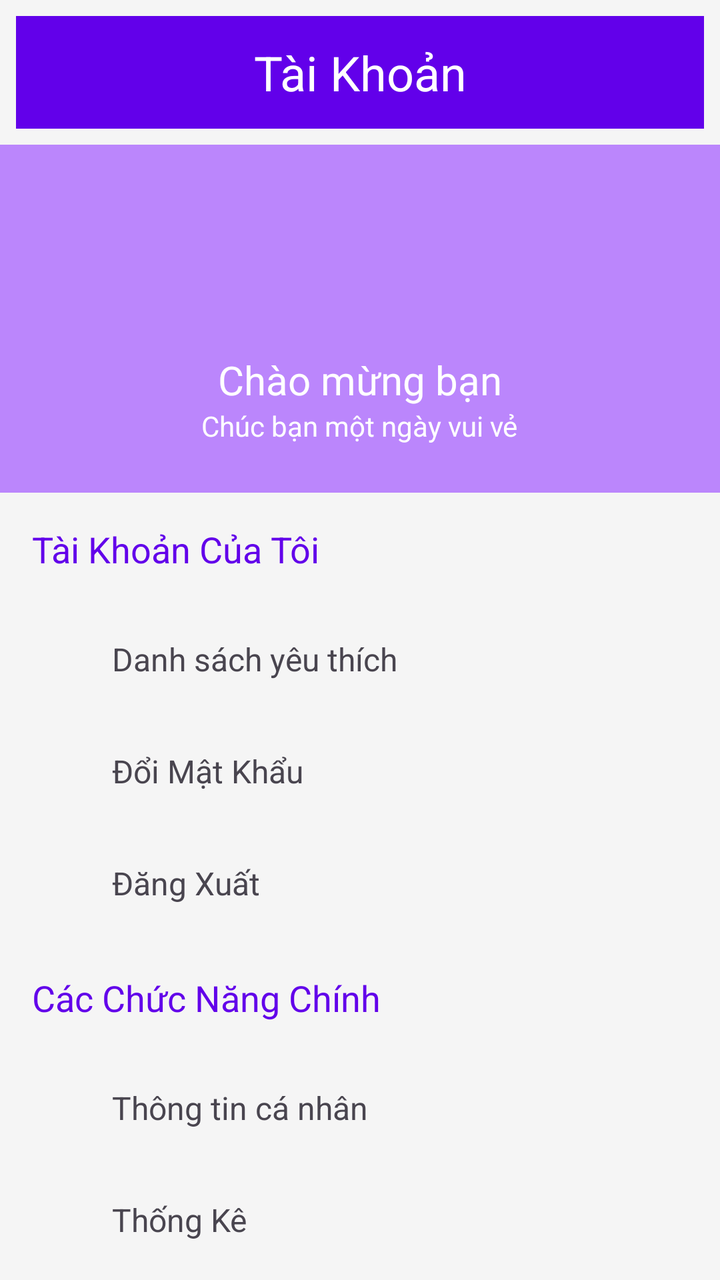
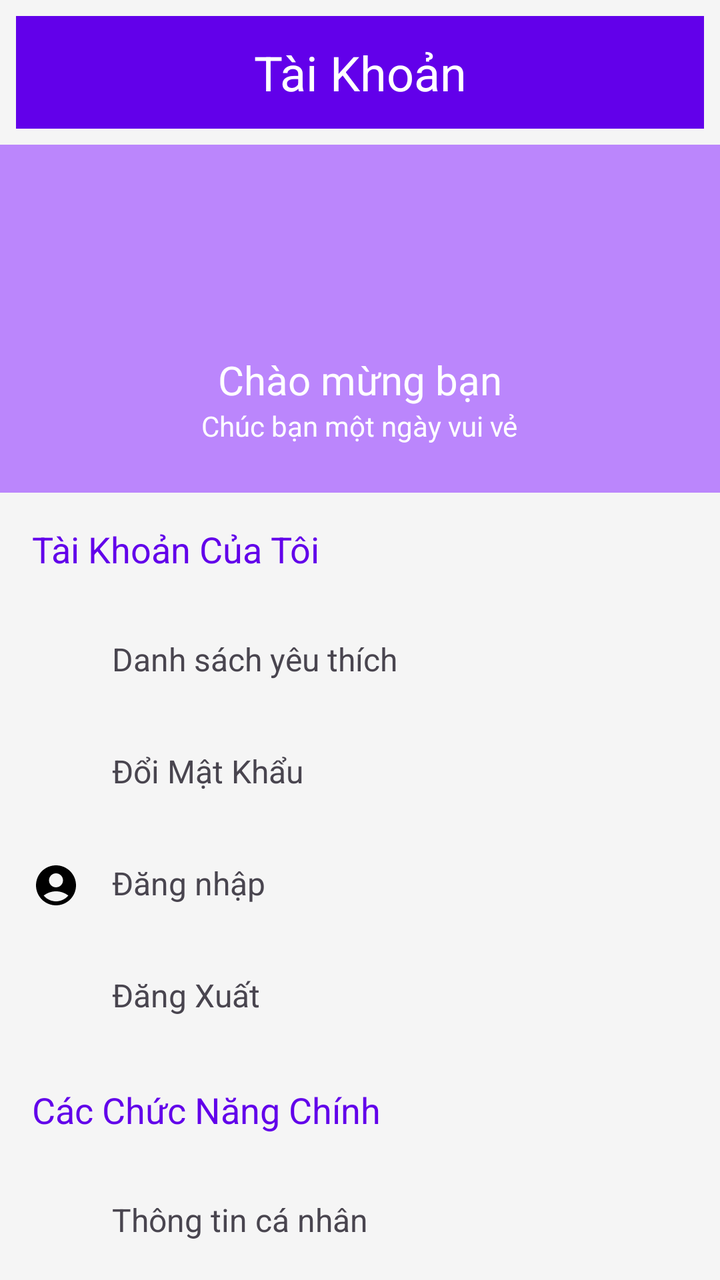

Screens rendered from an Android XML layout before and after an edit, with the pre-edit source and the edit as a unified diff.
<!-- AndroidManifest.xml: application theme Theme.AppHotel -->
<!-- res/layout/fragment_account.xml -->
<?xml version="1.0" encoding="utf-8"?>
<LinearLayout
    xmlns:android="http://schemas.android.com/apk/res/android"
    android:layout_width="match_parent"
    android:layout_height="match_parent"
    android:orientation="vertical"
    android:background="#F5F5F5"> 

    
    <TextView
        android:id="@+id/text_account"
        android:layout_width="match_parent"
        android:layout_height="wrap_content"
        android:layout_margin="8dp"
        android:text="Tài Khoản"
        android:textAlignment="center"
        android:textSize="24sp"
        android:textColor="#FFFFFF"
        android:background="#6200EA"
        android:paddingVertical="12dp"/>

    
    <LinearLayout
        android:layout_width="match_parent"
        android:layout_height="wrap_content"
        android:orientation="vertical"
        android:background="#BB86FC"
        android:padding="16dp">

        
        <ImageView
            android:layout_width="80dp"
            android:layout_height="80dp"

            android:layout_gravity="center_horizontal"
            android:contentDescription="Profile Image"/>

        
        <TextView
            android:layout_width="wrap_content"
            android:layout_height="wrap_content"
            android:text="Chào mừng bạn"
            android:textSize="20sp"
            android:textColor="#FFFFFF"
            android:layout_gravity="center_horizontal"
            android:paddingTop="8dp"/>

        <TextView
            android:layout_width="wrap_content"
            android:layout_height="wrap_content"
            android:text="Chúc bạn một ngày vui vẻ"
            android:textSize="14sp"
            android:textColor="#FFFFFF"
            android:layout_gravity="center_horizontal"
            android:paddingBottom="8dp"/>
    </LinearLayout>

    
    <TextView
        android:layout_width="wrap_content"
        android:layout_height="wrap_content"
        android:text="Tài Khoản Của Tôi"
        android:textSize="18sp"
        android:textColor="#6200EA"
        android:padding="16dp"/>

    
    <LinearLayout
        android:layout_width="match_parent"
        android:layout_height="wrap_content"
        android:orientation="vertical">

        
        <LinearLayout
            android:layout_width="match_parent"
            android:layout_height="wrap_content"
            android:orientation="horizontal"
            android:padding="16dp"
            android:background="?attr/selectableItemBackground">

            <ImageView
                android:layout_width="24dp"
                android:layout_height="24dp"
             />

            <TextView
                android:layout_width="wrap_content"
                android:layout_height="wrap_content"
                android:text="Danh sách yêu thích"
                android:textSize="16sp"
                android:layout_marginStart="16dp" />
        </LinearLayout>

        
        <LinearLayout
            android:layout_width="match_parent"
            android:layout_height="wrap_content"
            android:orientation="horizontal"
            android:padding="16dp"
            android:background="?attr/selectableItemBackground">

            <ImageView
                android:layout_width="24dp"
                android:layout_height="24dp"
              />

            <TextView
                android:layout_width="wrap_content"
                android:layout_height="wrap_content"
                android:text="Đổi Mật Khẩu"
                android:textSize="16sp"
                android:layout_marginStart="16dp" />
        </LinearLayout>

        
        <LinearLayout
            android:layout_width="match_parent"
            android:layout_height="wrap_content"
            android:orientation="horizontal"
            android:padding="16dp"
            android:background="?attr/selectableItemBackground">

            <ImageView
                android:layout_width="24dp"
                android:layout_height="24dp"
                />

            <TextView
                android:layout_width="wrap_content"
                android:layout_height="wrap_content"
                android:text="Đăng Xuất"
                android:textSize="16sp"
                android:layout_marginStart="16dp" />
        </LinearLayout>
    </LinearLayout>

    
    <TextView
        android:layout_width="wrap_content"
        android:layout_height="wrap_content"
        android:text="Các Chức Năng Chính"
        android:textSize="18sp"
        android:textColor="#6200EA"
        android:padding="16dp" />

    
    <LinearLayout
        android:layout_width="match_parent"
        android:layout_height="wrap_content"
        android:orientation="vertical">

        
        <LinearLayout
            android:layout_width="match_parent"
            android:layout_height="wrap_content"
            android:orientation="horizontal"
            android:padding="16dp"
            android:background="?attr/selectableItemBackground">

            <ImageView
                android:layout_width="24dp"
                android:layout_height="24dp"
               />

            <TextView
                android:layout_width="wrap_content"
                android:layout_height="wrap_content"
                android:text="Thông tin cá nhân"
                android:textSize="16sp"
                android:layout_marginStart="16dp" />
        </LinearLayout>

        
        <LinearLayout
            android:layout_width="match_parent"
            android:layout_height="wrap_content"
            android:orientation="horizontal"
            android:padding="16dp"
            android:background="?attr/selectableItemBackground">

            <ImageView
                android:layout_width="24dp"
                android:layout_height="24dp"
                />

            <TextView
                android:layout_width="wrap_content"
                android:layout_height="wrap_content"
                android:text="Thống Kê"
                android:textSize="16sp"
                android:layout_marginStart="16dp" />
        </LinearLayout>

        
        <LinearLayout
            android:layout_width="match_parent"
            android:layout_height="wrap_content"
            android:orientation="horizontal"
            android:padding="16dp"
            android:background="?attr/selectableItemBackground">

            <ImageView
                android:layout_width="24dp"
                android:layout_height="24dp"
               />

            <TextView
                android:layout_width="wrap_content"
                android:layout_height="wrap_content"
                android:text="Thông báo"
                android:textSize="16sp"
                android:layout_marginStart="16dp" />
        </LinearLayout>

        
        <LinearLayout
            android:layout_width="match_parent"
            android:layout_height="wrap_content"
            android:orientation="horizontal"
            android:padding="16dp"
            android:background="?attr/selectableItemBackground">

            <ImageView
                android:layout_width="24dp"
                android:layout_height="24dp"
                />

            <TextView
                android:layout_width="wrap_content"
                android:layout_height="wrap_content"
                android:text="Khuyến mãi"
                android:textSize="16sp"
                android:layout_marginStart="16dp" />
        </LinearLayout>
    </LinearLayout>

    
    <LinearLayout
        android:layout_width="match_parent"
        android:layout_height="wrap_content"
        android:orientation="horizontal"
        android:background="#EEEEEE"
        android:padding="8dp"
        android:gravity="center">

        <ImageButton
            android:layout_width="wrap_content"
            android:layout_height="wrap_content"

            android:background="?attr/selectableItemBackgroundBorderless"/>

        <ImageButton
            android:layout_width="wrap_content"
            android:layout_height="wrap_content"

            android:background="?attr/selectableItemBackgroundBorderless"/>

        <ImageButton
            android:layout_width="wrap_content"
            android:layout_height="wrap_content"

            android:background="?attr/selectableItemBackgroundBorderless"/>

        <ImageButton
            android:layout_width="wrap_content"
            android:layout_height="wrap_content"
            />
    </LinearLayout>
</LinearLayout>
<!-- resources referenced by this layout -->
<resources>
  <style name="Theme.AppHotel" parent="Base.Theme.AppHotel" />
  <style name="Base.Theme.AppHotel" parent="Theme.Material3.DayNight.NoActionBar">
          
          
      </style>
</resources>

<!-- the commit's change to res/layout/fragment_account.xml (unified diff, before → after) -->
@@ -110,9 +110,32 @@
                 android:text="Đổi Mật Khẩu"
                 android:textSize="16sp"
                 android:layout_marginStart="16dp" />
-        </LinearLayout>
-
-        
+
+        </LinearLayout>
+
+        
+        <LinearLayout
+            android:layout_width="match_parent"
+            android:layout_height="wrap_content"
+            android:orientation="horizontal"
+            android:padding="16dp"
+            android:background="?attr/selectableItemBackground">
+
+            <ImageView
+                android:layout_width="24dp"
+                android:layout_height="24dp"
+                android:src="@drawable/baseline_account_circle_24"
+                />
+
+            <TextView
+                android:id="@+id/nav_login"
+                android:layout_width="wrap_content"
+                android:layout_height="wrap_content"
+                android:text="Đăng nhập"
+                android:textSize="16sp"
+                android:title="@string/click_login"
+                android:layout_marginStart="16dp" />
+        </LinearLayout>
         <LinearLayout
             android:layout_width="match_parent"
             android:layout_height="wrap_content"
<!-- resource entries referenced after the edit -->
@@ -1,5 +1,12 @@
 <!-- resources referenced by this layout -->
 <resources>
+  <!-- drawable baseline_account_circle_24 (drawable) -->
+  <vector xmlns:android="http://schemas.android.com/apk/res/android" android:height="24dp" android:tint="#000000" android:viewportHeight="24" android:viewportWidth="24" android:width="24dp">
+        
+      <path android:fillColor="@android:color/white" android:pathData="M12,2C6.48,2 2,6.48 2,12s4.48,10 10,10s10,-4.48 10,-10S17.52,2 12,2zM12,6c1.93,0 3.5,1.57 3.5,3.5S13.93,13 12,13s-3.5,-1.57 -3.5,-3.5S10.07,6 12,6zM12,20c-2.03,0 -4.43,-0.82 -6.14,-2.88C7.55,15.8 9.68,15 12,15s4.45,0.8 6.14,2.12C16.43,19.18 14.03,20 12,20z"/>
+      
+  </vector>
+  <string name="click_login">Đăng nhập</string>
   <style name="Theme.AppHotel" parent="Base.Theme.AppHotel" />
   <style name="Base.Theme.AppHotel" parent="Theme.Material3.DayNight.NoActionBar">
           
